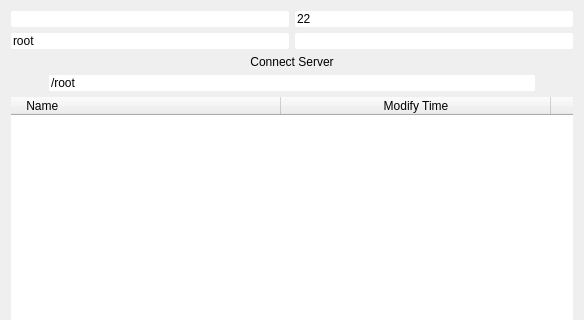
This is ui/ui_remote.ui in KaifengT/Batch3D as Qt 5 draws it before an edit; both pictures show x 0 to 584 and y 0 to 320 of the 584 by 596 pixel window. The edited form follows.
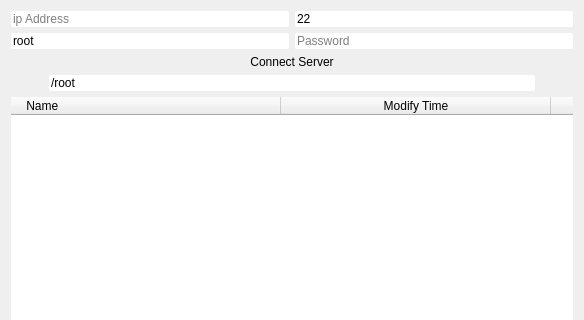
This is the edited form. Custom widgets are drawn as their Qt base class.

Diff of the .ui file:
```diff
--- a/ui/ui_remote.ui
+++ b/ui/ui_remote.ui
@@ -31,6 +31,9 @@
        <property name="text">
         <string/>
        </property>
+       <property name="placeholderText">
+        <string>ip Address</string>
+       </property>
       </widget>
      </item>
      <item>
@@ -63,7 +66,10 @@
         <string/>
        </property>
        <property name="echoMode">
-        <enum>QLineEdit::Password</enum>
+        <enum>QLineEdit::EchoMode::Password</enum>
+       </property>
+       <property name="placeholderText">
+        <string>Password</string>
        </property>
       </widget>
      </item>
```
Left out of the diff: 14 changed lines with no effect on the pictures.
